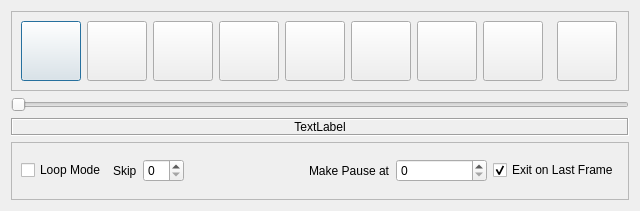
Before: the Qt Designer form modules/sequencer/gui/seqControlDlg.ui in eSlider/qcv, drawn with Qt 5.
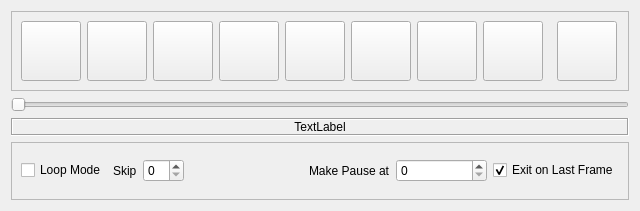
After: the same form once the commit is applied. Icons and pictures are not drawn.

Commit message:
I/O bugs corrected. QDialog replaced by QWidget
branch : notanumber.devel

What changed in the file:
```diff
--- a/modules/sequencer/gui/seqControlDlg.ui
+++ b/modules/sequencer/gui/seqControlDlg.ui
@@ -1,7 +1,7 @@
 <?xml version="1.0" encoding="UTF-8"?>
 <ui version="4.0">
  <class>CSeqControlDlgDesign</class>
- <widget class="QDialog" name="CSeqControlDlgDesign">
+ <widget class="QWidget" name="CSeqControlDlgDesign">
   <property name="geometry">
    <rect>
     <x>0</x>
```
The commit also changes 16 other files.
